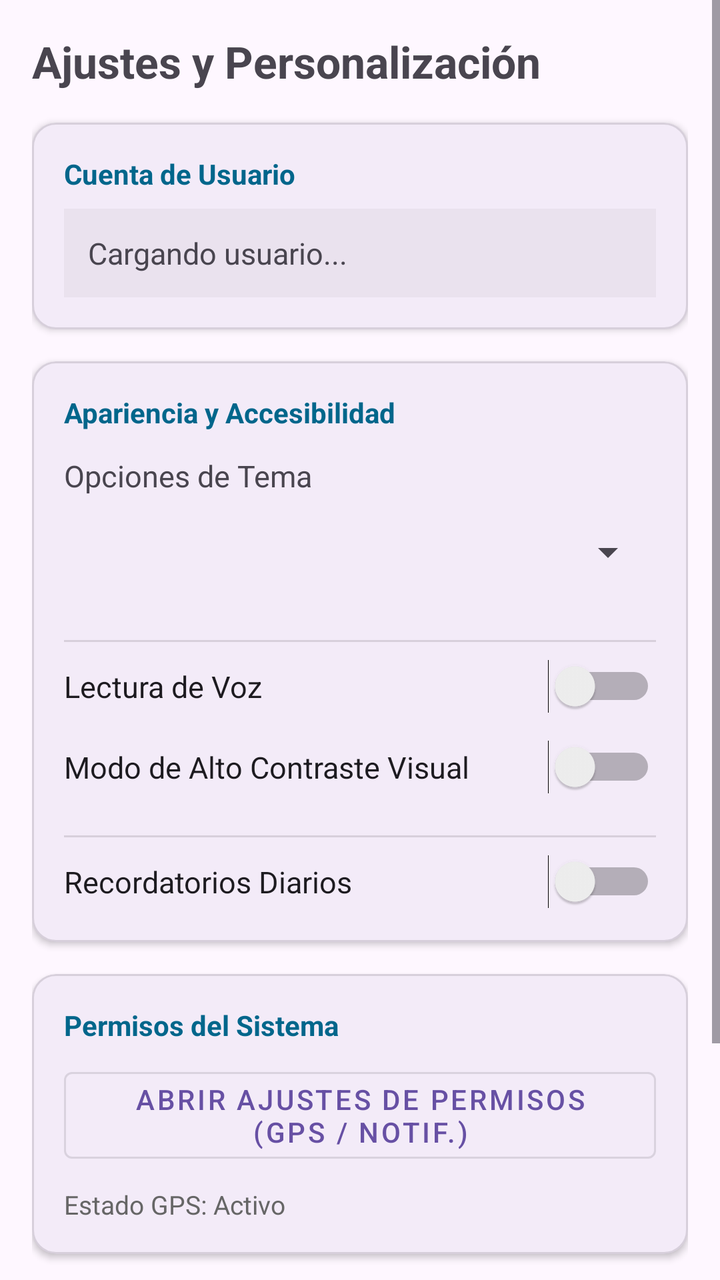
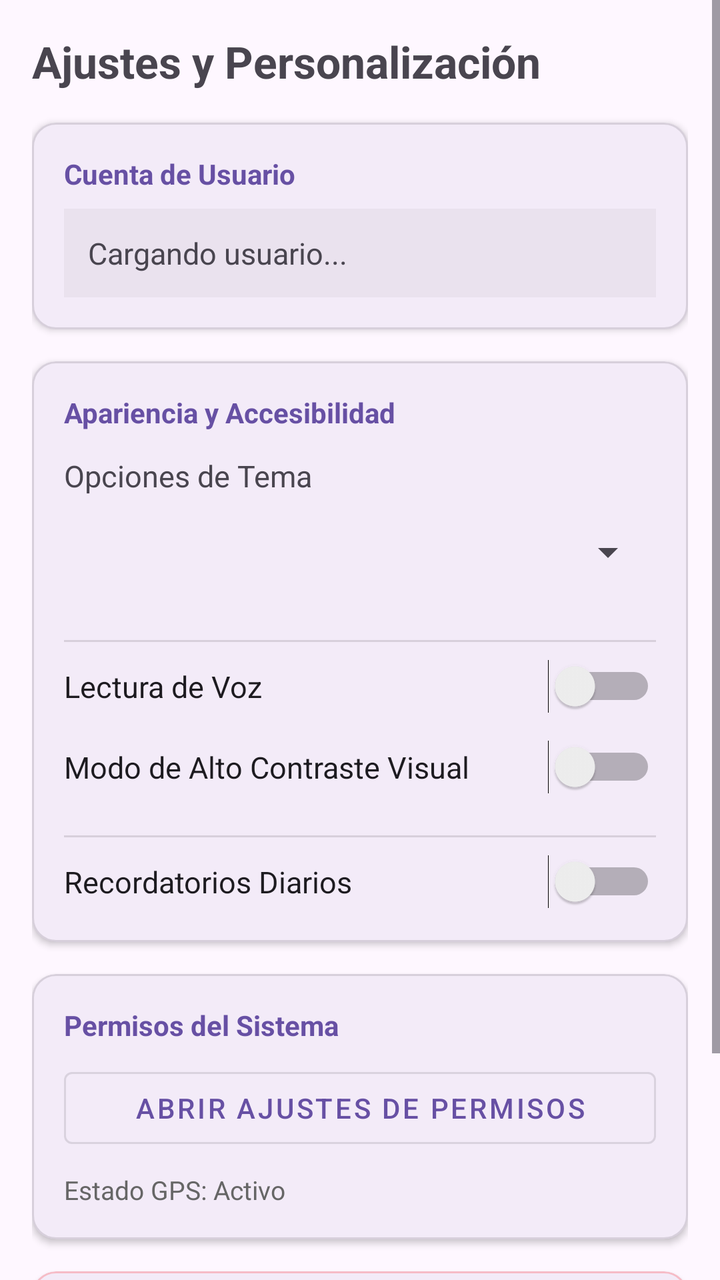

An Android layout rendered at two revisions. The XML below is the earlier revision; the diff shows what the commit changed to produce the second picture.
<!-- AndroidManifest.xml: application theme Theme.HabiTrack -->
<!-- res/layout/activity_pantalla_configuracion.xml -->
<?xml version="1.0" encoding="utf-8"?>
<ScrollView xmlns:android="http://schemas.android.com/apk/res/android"
    xmlns:app="http://schemas.android.com/apk/res-auto"
    android:layout_width="match_parent"
    android:layout_height="match_parent"
    android:fillViewport="true"
    android:background="?android:attr/windowBackground">

    <LinearLayout
        android:layout_width="match_parent"
        android:layout_height="wrap_content"
        android:orientation="vertical"
        android:padding="16dp">

        <TextView
            android:layout_width="match_parent"
            android:layout_height="wrap_content"
            android:text="Ajustes y Personalización"
            android:textSize="22sp"
            android:textStyle="bold"
            android:layout_marginBottom="16dp" />

        <com.google.android.material.card.MaterialCardView
            android:layout_width="match_parent"
            android:layout_height="wrap_content"
            android:layout_marginBottom="16dp"
            app:cardCornerRadius="12dp"
            app:cardElevation="2dp"
            app:strokeWidth="1dp"
            app:strokeColor="#1E000000">

            <LinearLayout
                android:layout_width="match_parent"
                android:layout_height="wrap_content"
                android:orientation="vertical"
                android:padding="16dp">

                <TextView
                    android:layout_width="wrap_content"
                    android:layout_height="wrap_content"
                    android:text="Cuenta de Usuario"
                    android:textStyle="bold"
                    android:textSize="14sp"
                    android:textColor="@color/material_dynamic_primary40"
                    android:layout_marginBottom="8dp" />

                <TextView
                    android:id="@+id/tvUsuarioEmail"
                    android:layout_width="match_parent"
                    android:layout_height="wrap_content"
                    android:text="Cargando usuario..."
                    android:textSize="15sp"
                    android:padding="12dp"
                    android:background="#0A000000" />
            </LinearLayout>
        </com.google.android.material.card.MaterialCardView>

        <com.google.android.material.card.MaterialCardView
            android:layout_width="match_parent"
            android:layout_height="wrap_content"
            android:layout_marginBottom="16dp"
            app:cardCornerRadius="12dp"
            app:cardElevation="2dp"
            app:strokeWidth="1dp"
            app:strokeColor="#1E000000">

            <LinearLayout
                android:layout_width="match_parent"
                android:layout_height="wrap_content"
                android:orientation="vertical"
                android:padding="16dp">

                <TextView
                    android:layout_width="wrap_content"
                    android:layout_height="wrap_content"
                    android:text="Apariencia y Accesibilidad"
                    android:textStyle="bold"
                    android:textSize="14sp"
                    android:textColor="@color/material_dynamic_primary40"
                    android:layout_marginBottom="12dp" />

                <TextView
                    android:layout_width="wrap_content"
                    android:layout_height="wrap_content"
                    android:text="Opciones de Tema"
                    android:textSize="15sp"
                    android:layout_marginBottom="4dp" />

                <Spinner
                    android:id="@+id/spinnerThemeOptions"
                    android:layout_width="match_parent"
                    android:layout_height="wrap_content"
                    android:minHeight="48dp"
                    android:layout_marginBottom="12dp" />

                <View
                    android:layout_width="match_parent"
                    android:layout_height="1dp"
                    android:background="#1E000000"
                    android:layout_marginVertical="8dp" />

                <Switch
                    android:id="@+id/switchVozBotones"
                    android:layout_width="match_parent"
                    android:layout_height="wrap_content"
                    android:text="Lectura de Voz"
                    android:textSize="15sp"
                    android:paddingVertical="4dp"
                    android:layout_marginBottom="12dp" />

                <Switch
                    android:id="@+id/switchAltoContraste"
                    android:layout_width="match_parent"
                    android:layout_height="wrap_content"
                    android:text="Modo de Alto Contraste Visual"
                    android:textSize="15sp"
                    android:paddingVertical="4dp"
                    android:layout_marginBottom="12dp" />

                <View
                    android:layout_width="match_parent"
                    android:layout_height="1dp"
                    android:background="#1E000000"
                    android:layout_marginVertical="8dp" />

                <Switch
                    android:id="@+id/switchNotificaciones"
                    android:layout_width="match_parent"
                    android:layout_height="wrap_content"
                    android:text="Recordatorios Diarios"
                    android:textSize="15sp"
                    android:paddingVertical="4dp" />
            </LinearLayout>
        </com.google.android.material.card.MaterialCardView>

        <com.google.android.material.card.MaterialCardView
            android:layout_width="match_parent"
            android:layout_height="wrap_content"
            android:layout_marginBottom="16dp"
            app:cardCornerRadius="12dp"
            app:cardElevation="2dp"
            app:strokeWidth="1dp"
            app:strokeColor="#1E000000">

            <LinearLayout
                android:layout_width="match_parent"
                android:layout_height="wrap_content"
                android:orientation="vertical"
                android:padding="16dp">

                <TextView
                    android:layout_width="wrap_content"
                    android:layout_height="wrap_content"
                    android:text="Permisos del Sistema"
                    android:textStyle="bold"
                    android:textSize="14sp"
                    android:textColor="@color/material_dynamic_primary40"
                    android:layout_marginBottom="8dp" />

                <Button
                    android:id="@+id/btnGestionarPermisos"
                    android:layout_width="match_parent"
                    android:layout_height="wrap_content"
                    android:text="Abrir Ajustes de Permisos (GPS / Notif.)"
                    style="@style/Widget.MaterialComponents.Button.OutlinedButton"
                    android:layout_marginBottom="8dp" />

                <TextView
                    android:id="@+id/tvEstadoUbicacion"
                    android:layout_width="match_parent"
                    android:layout_height="wrap_content"
                    android:text="Estado GPS: Activo"
                    android:textSize="13sp"
                    android:textColor="#666666" />
            </LinearLayout>
        </com.google.android.material.card.MaterialCardView>

        <com.google.android.material.card.MaterialCardView
            android:layout_width="match_parent"
            android:layout_height="wrap_content"
            android:layout_marginBottom="16dp"
            app:cardCornerRadius="12dp"
            app:cardElevation="2dp"
            app:strokeWidth="1dp"
            app:strokeColor="#33FF0000">

            <LinearLayout
                android:layout_width="match_parent"
                android:layout_height="wrap_content"
                android:orientation="vertical"
                android:padding="16dp">

                <TextView
                    android:layout_width="wrap_content"
                    android:layout_height="wrap_content"
                    android:text="Zona de Mantenimiento"
                    android:textStyle="bold"
                    android:textSize="14sp"
                    android:textColor="@android:color/holo_red_dark"
                    android:layout_marginBottom="8dp" />

                <Button
                    android:id="@+id/btnReiniciarDatos"
                    android:layout_width="match_parent"
                    android:layout_height="wrap_content"
                    android:text="Restablecer Datos Locales"
                    android:backgroundTint="@android:color/holo_red_dark"
                    android:textColor="@android:color/white"
                    android:padding="12dp" />
            </LinearLayout>
        </com.google.android.material.card.MaterialCardView>

    </LinearLayout>
</ScrollView>
<!-- resources referenced by this layout -->
<resources>
  <style name="Theme.HabiTrack" parent="Base.Theme.HabiTrack" />
  <style name="Base.Theme.HabiTrack" parent="Theme.Material3.DayNight.NoActionBar">
          
          
      </style>
</resources>

<!-- the commit's change to res/layout/activity_pantalla_configuracion.xml (unified diff, before → after) -->
@@ -41,7 +41,7 @@
                     android:text="Cuenta de Usuario"
                     android:textStyle="bold"
                     android:textSize="14sp"
-                    android:textColor="@color/material_dynamic_primary40"
+                    android:textColor="?attr/colorPrimary"
                     android:layout_marginBottom="8dp" />
 
                 <TextView
@@ -76,7 +76,7 @@
                     android:text="Apariencia y Accesibilidad"
                     android:textStyle="bold"
                     android:textSize="14sp"
-                    android:textColor="@color/material_dynamic_primary40"
+                    android:textColor="?attr/colorPrimary"
                     android:layout_marginBottom="12dp" />
 
                 <TextView
@@ -154,14 +154,14 @@
                     android:text="Permisos del Sistema"
                     android:textStyle="bold"
                     android:textSize="14sp"
-                    android:textColor="@color/material_dynamic_primary40"
+                    android:textColor="?attr/colorPrimary"
                     android:layout_marginBottom="8dp" />
 
                 <Button
                     android:id="@+id/btnGestionarPermisos"
                     android:layout_width="match_parent"
                     android:layout_height="wrap_content"
-                    android:text="Abrir Ajustes de Permisos (GPS / Notif.)"
+                    android:text="Abrir Ajustes de Permisos"
                     style="@style/Widget.MaterialComponents.Button.OutlinedButton"
                     android:layout_marginBottom="8dp" />
 
